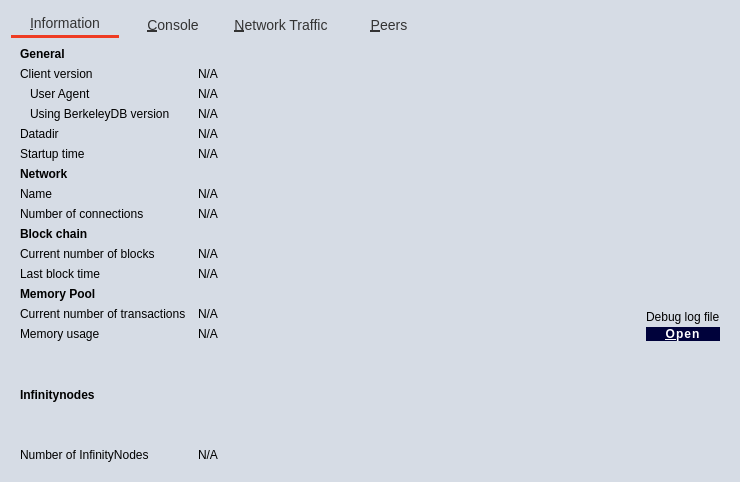
Old version of the form src/qt/forms/debugwindow.ui in the repository hardwarewise/SIN-core.
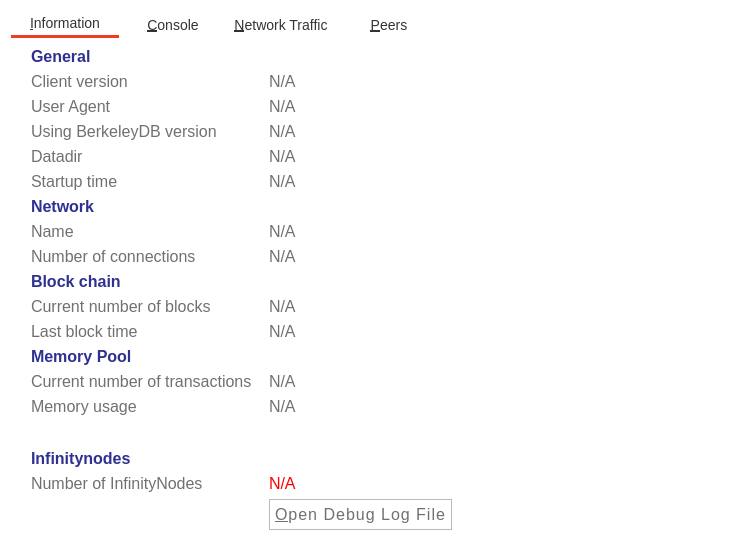
New version of the form. The open tabs and pages were chosen to show the change. Icons and pictures are not drawn. Custom widgets are drawn as their Qt base class.

What changed in the file:
```diff
--- a/src/qt/forms/debugwindow.ui
+++ b/src/qt/forms/debugwindow.ui
@@ -6,28 +6,31 @@
    <rect>
     <x>0</x>
     <y>0</y>
-    <width>740</width>
-    <height>482</height>
+    <width>750</width>
+    <height>550</height>
    </rect>
   </property>
+  <property name="minimumSize">
+   <size>
+    <width>750</width>
+    <height>550</height>
+   </size>
+  </property>
   <property name="windowTitle">
    <string>Debug window</string>
   </property>
   <property name="styleSheet">
    <string notr="true"> QWidget#RPCConsole {
-background-color: #D6DCE5;
+background-color: #FFFFFF;
 
 }
 QTabWidget {
-    /* background-color: #f2f2f2; */
-    background-color:transparent;
+   background-color:transparent;
    color:#333;
 
 }
 QTabWidget::pane {
-    /* background-color: #f2f2f2; */
     background-color:transparent;
-    /* border: 1px solid #c2c2c2; */
     border:0;
 }
 QTabBar {
@@ -108,19 +111,15 @@
 		color: #000000;
 }
 
-QWidget#RPCConsole QPushButton#openDebugLogfileButton { /* Open Debug File Button */
-  background-color: #00023B;
+QWidget#RPCConsole QPushButton#openDebugLogfileButton,  QPushButton#btnClearTrafficGraph { /* Open Debug File Button */
+	background-color: #fff;
 	background-repeat: no-repeat;
     background-size: 1000% 1000%;
- 	padding: 0.85em 2em;
-	font-family: &quot;Montserrat&quot;;
+ 	padding: 5px 5px;
 	letter-spacing: 1px;
-	border: 0;
-	color: #ffffff;
-	font-size: 12px;
-	font-weight: bold;
-	border-radius: 19px;
-	text-transform: uppercase;
+	border: 1px solid #bababa;
+	color: #2E3191;
+	font-size: 14px;
 }
 
 QWidget#RPCConsole QPushButton#openDebugLogfileButton:hover {
@@ -131,6 +130,7 @@
 	border: 1px solid #333;
 }
 
+
 QScrollBar {
 	/* Scroll Bar */
 }
@@ -147,24 +147,22 @@
 	border: 0;
 	background: transparent;
 	height: 12px;
-    /* margin: 0px 18px 0px 18px; */
     margin:0;
 
 }
 QScrollBar::handle:vertical {
 	/* Scroll Bar Slider - vertical */
-	background:#D6D7D8;
+	background: #bababa;
     border-radius: 6px;
     min-height:50px;
     width:3px;
-    /* border:2px solid transparent; */
-
+    
 
 }
 
 QScrollBar::handle:horizontal {
 	/* Scroll Bar Slider - horizontal */
-	background:#D6D7D8;
+	background: #bababa;
     min-width: 50px;
     border-radius: 6px;
 }
@@ -233,6 +231,34 @@
 QScrollBar:right-arrow {
     /* background-image: url(':/images/rightArrow_small'); */
     background: none;
+}
+QSlider::handle:horizontal {
+	background-color: #8a8a8a;
+	border: 0;
+	border-radius: 6px;
+}
+QSlider::sub-page:horizontal {
+	background-color: #414a55;
+	border: 0;
+	border-radius: 6px;
+}
+QSlider::add-page:horizontal {
+	/* background-color:rgba(255, 255, 255, 0.08); */
+	background-color: #222d3a;
+	border: 0;
+	border-radius: 6px;
+}
+/**************************** HIDE ARROWS **********************************************/
+
+QScrollBar::add-line:vertical {
+	height: 0px;
+}
+QScrollBar::sub-line:vertical {
+	height: 0px;
+}
+QScrollBar::add-page:vertical,
+QScrollBar::sub-page:vertical {
+	height: 0px;
 }</string>
   </property>
   <layout class="QVBoxLayout" name="verticalLayout_2">
@@ -242,195 +268,229 @@
       <number>0</number>
      </property>
      <widget class="QWidget" name="tab_info">
+      <property name="styleSheet">
+       <string notr="true">font-size:16px;
+color : #707070;</string>
+      </property>
       <attribute name="title">
        <string>&amp;Information</string>
       </attribute>
-      <layout class="QGridLayout" name="gridLayout" columnstretch="0,1,0">
-       <property name="horizontalSpacing">
-        <number>12</number>
-       </property>
+      <layout class="QVBoxLayout" name="verticalLayout_6">
+       <item>
+        <layout class="QGridLayout" name="gridLayout">
+         <item row="14" column="1">
+          <widget class="QLabel" name="mempoolSize">
+           <property name="sizePolicy">
+            <sizepolicy hsizetype="Fixed" vsizetype="Preferred">
+             <horstretch>0</horstretch>
+             <verstretch>0</verstretch>
+            </sizepolicy>
+           </property>
+           <property name="minimumSize">
+            <size>
+             <width>450</width>
+             <height>0</height>
+            </size>
+           </property>
+           <property name="cursor">
+            <cursorShape>IBeamCursor</cursorShape>
+           </property>
+           <property name="text">
+            <string>N/A</string>
+           </property>
+           <property name="textFormat">
+            <enum>Qt::PlainText</enum>
+           </property>
+           <property name="textInteractionFlags">
+            <set>Qt::LinksAccessibleByMouse|Qt::TextSelectableByKeyboard|Qt::TextSelectableByMouse</set>
+           </property>
+          </widget>
+         </item>
+         <item row="6" column="0">
+          <widget class="QLabel" name="labelNetwork">
+           <property name="sizePolicy">
+            <sizepolicy hsizetype="Fixed" vsizetype="Preferred">
+             <horstretch>0</horstretch>
+             <verstretch>0</verstretch>
+            </sizepolicy>
+           </property>
+           <property name="minimumSize">
+            <size>
+             <width>200</width>
+             <height>0</height>
+            </size>
+           </property>
+           <property name="font">
+            <font>
+             <pointsize>-1</pointsize>
+             <weight>75</weight>
+             <bold>true</bold>
+            </font>
+           </property>
+           <property name="styleSheet">
+            <string notr="true">color: #2E3191;</string>
+           </property>
+           <property name="text">
+            <string>Network</string>
+           </property>
+          </widget>
+         </item>
+         <item row="11" column="1">
+          <widget class="QLabel" name="lastBlockTime">
+           <property name="sizePolicy">
+            <sizepolicy hsizetype="Fixed" vsizetype="Preferred">
+             <horstretch>0</horstretch>
+             <verstretch>0</verstretch>
+            </sizepolicy>
+           </property>
+           <property name="minimumSize">
+            <size>
+             <width>450</width>
+             <height>0</height>
+            </size>
+           </property>
+           <property name="cursor">
+            <cursorShape>IBeamCursor</cursorShape>
+           </property>
+           <property name="text">
+            <string>N/A</string>
+           </property>
+           <property name="textFormat">
+            <enum>Qt::PlainText</enum>
+           </property>
+           <property name="textInteractionFlags">
+            <set>Qt::LinksAccessibleByMouse|Qt::TextSelectableByKeyboard|Qt::TextSelectableByMouse</set>
+           </property>
+          </widget>
+         </item>
        <item row="0" column="0">
         <widget class="QLabel" name="label_9">
+           <property name="sizePolicy">
+            <sizepolicy hsizetype="Fixed" vsizetype="Preferred">
+             <horstretch>0</horstretch>
+             <verstretch>0</verstretch>
+            </sizepolicy>
+           </property>
+           <property name="minimumSize">
+            <size>
+             <width>200</width>
+             <height>0</height>
+            </size>
+           </property>
          <property name="font">
           <font>
+             <pointsize>-1</pointsize>
            <weight>75</weight>
            <bold>true</bold>
           </font>
          </property>
+           <property name="styleSheet">
+            <string notr="true">color: #2E3191;</string>
+           </property>
          <property name="text">
           <string>General</string>
          </property>
         </widget>
        </item>
-       <item row="1" column="0">
-        <widget class="QLabel" name="label_6">
-         <property name="text">
-          <string>Client version</string>
-         </property>
-        </widget>
-       </item>
-       <item row="1" column="1" colspan="2">
-        <widget class="QLabel" name="clientVersion">
-         <property name="cursor">
-          <cursorShape>IBeamCursor</cursorShape>
-         </property>
-         <property name="text">
-          <string>N/A</string>
-         </property>
-         <property name="textFormat">
-          <enum>Qt::PlainText</enum>
-         </property>
-         <property name="textInteractionFlags">
-          <set>Qt::LinksAccessibleByMouse|Qt::TextSelectableByKeyboard|Qt::TextSelectableByMouse</set>
-         </property>
-        </widget>
-       </item>
-       <item row="2" column="0">
-        <widget class="QLabel" name="labelClientUserAgent">
-         <property name="text">
-          <string>User Agent</string>
-         </property>
-         <property name="indent">
-          <number>10</number>
-         </property>
-        </widget>
-       </item>
-       <item row="2" column="1" colspan="2">
-        <widget class="QLabel" name="clientUserAgent">
-         <property name="cursor">
-          <cursorShape>IBeamCursor</cursorShape>
-         </property>
-         <property name="text">
-          <string>N/A</string>
-         </property>
-         <property name="textFormat">
-          <enum>Qt::PlainText</enum>
-         </property>
-         <property name="textInteractionFlags">
-          <set>Qt::LinksAccessibleByMouse|Qt::TextSelectableByKeyboard|Qt::TextSelectableByMouse</set>
-         </property>
-        </widget>
-       </item>
-       <item row="3" column="0">
-        <widget class="QLabel" name="label_berkeleyDBVersion">
-         <property name="text">
-          <string>Using BerkeleyDB version</string>
-         </property>
-         <property name="indent">
-          <number>10</number>
-         </property>
-        </widget>
-       </item>
-       <item row="3" column="1" colspan="2">
-        <widget class="QLabel" name="berkeleyDBVersion">
-         <property name="cursor">
-          <cursorShape>IBeamCursor</cursorShape>
-         </property>
-         <property name="text">
-          <string>N/A</string>
-         </property>
-         <property name="textFormat">
-          <enum>Qt::PlainText</enum>
-         </property>
-         <property name="textInteractionFlags">
-          <set>Qt::LinksAccessibleByMouse|Qt::TextSelectableByKeyboard|Qt::TextSelectableByMouse</set>
-         </property>
-        </widget>
-       </item>
        <item row="4" column="0">
         <widget class="QLabel" name="label_12">
+           <property name="sizePolicy">
+            <sizepolicy hsizetype="Fixed" vsizetype="Preferred">
+             <horstretch>0</horstretch>
+             <verstretch>0</verstretch>
+            </sizepolicy>
+           </property>
+           <property name="minimumSize">
+            <size>
+             <width>200</width>
+             <height>0</height>
+            </size>
+           </property>
          <property name="text">
           <string>Datadir</string>
          </property>
         </widget>
        </item>
-       <item row="4" column="1" colspan="2">
-        <widget class="QLabel" name="dataDir">
-         <property name="cursor">
-          <cursorShape>IBeamCursor</cursorShape>
-         </property>
-         <property name="text">
-          <string>N/A</string>
-         </property>
-         <property name="textFormat">
-          <enum>Qt::PlainText</enum>
-         </property>
-         <property name="wordWrap">
-          <bool>true</bool>
-         </property>
-         <property name="textInteractionFlags">
-          <set>Qt::LinksAccessibleByMouse|Qt::TextSelectableByKeyboard|Qt::TextSelectableByMouse</set>
-         </property>
-        </widget>
-       </item>
-       <item row="5" column="0">
-        <widget class="QLabel" name="label_13">
-         <property name="text">
-          <string>Startup time</string>
-         </property>
-        </widget>
-       </item>
-       <item row="5" column="1" colspan="2">
-        <widget class="QLabel" name="startupTime">
-         <property name="cursor">
-          <cursorShape>IBeamCursor</cursorShape>
-         </property>
-         <property name="text">
-          <string>N/A</string>
-         </property>
-         <property name="textFormat">
-          <enum>Qt::PlainText</enum>
-         </property>
-         <property name="textInteractionFlags">
-          <set>Qt::LinksAccessibleByMouse|Qt::TextSelectableByKeyboard|Qt::TextSelectableByMouse</set>
-         </property>
-        </widget>
-       </item>
-       <item row="6" column="0">
-        <widget class="QLabel" name="labelNetwork">
-         <property name="font">
-          <font>
-           <weight>75</weight>
-           <bold>true</bold>
-          </font>
-         </property>
-         <property name="text">
-          <string>Network</string>
-         </property>
-        </widget>
-       </item>
-       <item row="7" column="0">
-        <widget class="QLabel" name="label_8">
-         <property name="text">
-          <string>Name</string>
-         </property>
-        </widget>
-       </item>
-       <item row="7" column="1" colspan="2">
-        <widget class="QLabel" name="networkName">
-         <property name="cursor">
-          <cursorShape>IBeamCursor</cursorShape>
-         </property>
-         <property name="text">
-          <string>N/A</string>
-         </property>
-         <property name="textFormat">
-          <enum>Qt::PlainText</enum>
-         </property>
-         <property name="textInteractionFlags">
-          <set>Qt::LinksAccessibleByMouse|Qt::TextSelectableByKeyboard|Qt::TextSelectableByMouse</set>
-         </property>
-        </widget>
-       </item>
        <item row="8" column="0">
         <widget class="QLabel" name="label_7">
+           <property name="sizePolicy">
+            <sizepolicy hsizetype="Fixed" vsizetype="Preferred">
+             <horstretch>0</horstretch>
+             <verstretch>0</verstretch>
+            </sizepolicy>
+           </property>
+           <property name="minimumSize">
+            <size>
+             <width>200</width>
+             <height>0</height>
+            </size>
+           </property>
          <property name="text">
           <string>Number of connections</string>
          </property>
         </widget>
        </item>
-       <item row="8" column="1" colspan="2">
-        <widget class="QLabel" name="numberOfConnections">
+         <item row="5" column="0">
+          <widget class="QLabel" name="label_13">
+           <property name="sizePolicy">
+            <sizepolicy hsizetype="Fixed" vsizetype="Preferred">
+             <horstretch>0</horstretch>
+             <verstretch>0</verstretch>
+            </sizepolicy>
+           </property>
+           <property name="minimumSize">
+            <size>
+             <width>200</width>
+             <height>0</height>
+            </size>
+           </property>
+           <property name="text">
+            <string>Startup time</string>
+           </property>
+          </widget>
+         </item>
+         <item row="3" column="1">
+          <widget class="QLabel" name="berkeleyDBVersion">
+           <property name="sizePolicy">
+            <sizepolicy hsizetype="Fixed" vsizetype="Preferred">
+             <horstretch>0</horstretch>
+             <verstretch>0</verstretch>
+            </sizepolicy>
+           </property>
+           <property name="minimumSize">
+            <size>
+             <width>450</width>
+             <height>0</height>
+            </size>
+           </property>
+           <property name="cursor">
+            <cursorShape>IBeamCursor</cursorShape>
+           </property>
+           <property name="text">
+            <string>N/A</string>
+           </property>
+           <property name="textFormat">
+            <enum>Qt::PlainText</enum>
+           </property>
+           <property name="textInteractionFlags">
+            <set>Qt::LinksAccessibleByMouse|Qt::TextSelectableByKeyboard|Qt::TextSelectableByMouse</set>
+           </property>
+          </widget>
+         </item>
+         <item row="10" column="1">
+          <widget class="QLabel" name="numberOfBlocks">
+           <property name="sizePolicy">
+            <sizepolicy hsizetype="Fixed" vsizetype="Preferred">
+             <horstretch>0</horstretch>
+             <verstretch>0</verstretch>
+            </sizepolicy>
+           </property>
+           <property name="minimumSize">
+            <size>
+             <width>450</width>
+             <height>0</height>
+            </size>
+           </property>
          <property name="cursor">
           <cursorShape>IBeamCursor</cursorShape>
          </property>
@@ -447,26 +507,224 @@
        </item>
        <item row="9" column="0">
         <widget class="QLabel" name="label_10">
+           <property name="sizePolicy">
+            <sizepolicy hsizetype="Fixed" vsizetype="Preferred">
+             <horstretch>0</horstretch>
+             <verstretch>0</verstretch>
+            </sizepolicy>
+           </property>
+           <property name="minimumSize">
+            <size>
+             <width>200</width>
+             <height>0</height>
+            </size>
+           </property>
          <property name="font">
           <font>
+             <pointsize>-1</pointsize>
            <weight>75</weight>
            <bold>true</bold>
           </font>
          </property>
+           <property name="styleSheet">
+            <string notr="true">color: #2E3191;</string>
+           </property>
          <property name="text">
           <string>Block chain</string>
          </property>
         </widget>
        </item>
+         <item row="12" column="0">
+          <widget class="QLabel" name="labelMempoolTitle">
+           <property name="sizePolicy">
+            <sizepolicy hsizetype="Fixed" vsizetype="Preferred">
+             <horstretch>0</horstretch>
+             <verstretch>0</verstretch>
+            </sizepolicy>
+           </property>
+           <property name="minimumSize">
+            <size>
+             <width>200</width>
+             <height>0</height>
+            </size>
+           </property>
+           <property name="font">
+            <font>
+             <pointsize>-1</pointsize>
+             <weight>75</weight>
+             <bold>true</bold>
+            </font>
+           </property>
+           <property name="styleSheet">
+            <string notr="true">color: #2E3191;</string>
+           </property>
+           <property name="text">
+            <string>Memory Pool</string>
+           </property>
+          </widget>
+         </item>
+         <item row="3" column="0">
+          <widget class="QLabel" name="label_berkeleyDBVersion">
+           <property name="sizePolicy">
+            <sizepolicy hsizetype="Fixed" vsizetype="Preferred">
+             <horstretch>0</horstretch>
+             <verstretch>0</verstretch>
+            </sizepolicy>
+           </property>
+           <property name="minimumSize">
+            <size>
+             <width>200</width>
+             <height>0</height>
+            </size>
+           </property>
+           <property name="text">
+            <string>Using BerkeleyDB version</string>
+           </property>
+           <property name="indent">
+            <number>0</number>
+           </property>
+          </widget>
+         </item>
+         <item row="17" column="0">
+          <widget class="QLabel" name="masternodesLabel">
+           <property name="sizePolicy">
+            <sizepolicy hsizetype="Fixed" vsizetype="Preferred">
+             <horstretch>0</horstretch>
+             <verstretch>0</verstretch>
+            </sizepolicy>
+           </property>
+           <property name="minimumSize">
+            <size>
+             <width>200</width>
+             <height>0</height>
+            </size>
+           </property>
+           <property name="font">
+            <font>
+             <pointsize>-1</pointsize>
+             <weight>75</weight>
+             <bold>true</bold>
+            </font>
+           </property>
+           <property name="styleSheet">
+            <string notr="true">color: #2E3191;</string>
+           </property>
+           <property name="text">
+            <string>Infinitynodes</string>
+           </property>
+          </widget>
+         </item>
+         <item row="7" column="0">
+          <widget class="QLabel" name="label_8">
+           <property name="sizePolicy">
+            <sizepolicy hsizetype="Fixed" vsizetype="Preferred">
+             <horstretch>0</horstretch>
+             <verstretch>0</verstretch>
+            </sizepolicy>
+           </property>
+           <property name="minimumSize">
+            <size>
+             <width>200</width>
+             <height>0</height>
+            </size>
+           </property>
+           <property name="text">
+            <string>Name</string>
+           </property>
+          </widget>
+         </item>
+         <item row="4" column="1">
+          <widget class="QLabel" name="dataDir">
+           <property name="sizePolicy">
+            <sizepolicy hsizetype="Fixed" vsizetype="Preferred">
+             <horstretch>0</horstretch>
+             <verstretch>0</verstretch>
+            </sizepolicy>
+           </property>
+           <property name="minimumSize">
+            <size>
+             <width>450</width>
+             <height>0</height>
+            </size>
+           </property>
+           <property name="cursor">
+            <cursorShape>IBeamCursor</cursorShape>
+           </property>
+           <property name="text">
+            <string>N/A</string>
+           </property>
+           <property name="textFormat">
+            <enum>Qt::PlainText</enum>
+           </property>
+           <property name="wordWrap">
+            <bool>true</bool>
+           </property>
+           <property name="textInteractionFlags">
+            <set>Qt::LinksAccessibleByMouse|Qt::TextSelectableByKeyboard|Qt::TextSelectableByMouse</set>
+           </property>
+          </widget>
+         </item>
+         <item row="2" column="1">
+          <widget class="QLabel" name="clientUserAgent">
+           <property name="sizePolicy">
+            <sizepolicy hsizetype="Fixed" vsizetype="Preferred">
+             <horstretch>0</horstretch>
+             <verstretch>0</verstretch>
+            </sizepolicy>
+           </property>
+           <property name="minimumSize">
+            <size>
+             <width>450</width>
+             <height>0</height>
+            </size>
+           </property>
+           <property name="cursor">
+            <cursorShape>IBeamCursor</cursorShape>
+           </property>
+           <property name="text">
+            <string>N/A</string>
+           </property>
+           <property name="textFormat">
+            <enum>Qt::PlainText</enum>
+           </property>
+           <property name="textInteractionFlags">
+            <set>Qt::LinksAccessibleByMouse|Qt::TextSelectableByKeyboard|Qt::TextSelectableByMouse</set>
+           </property>
+          </widget>
+         </item>
        <item row="10" column="0">
         <widget class="QLabel" name="label_3">
+           <property name="sizePolicy">
+            <sizepolicy hsizetype="Fixed" vsizetype="Preferred">
+             <horstretch>0</horstretch>
+             <verstretch>0</verstretch>
+            </sizepolicy>
+           </property>
+           <property name="minimumSize">
+            <size>
+             <width>200</width>
+             <height>0</height>
+            </size>
+           </property>
          <property name="text">
           <string>Current number of blocks</string>
          </property>
         </widget>
        </item>
-       <item row="10" column="1" colspan="2">
-        <widget class="QLabel" name="numberOfBlocks">
+         <item row="8" column="1">
+          <widget class="QLabel" name="numberOfConnections">
+           <property name="sizePolicy">
+            <sizepolicy hsizetype="Fixed" vsizetype="Preferred">
+             <horstretch>0</horstretch>
+             <verstretch>0</verstretch>
+            </sizepolicy>
+           </property>
+           <property name="minimumSize">
+            <size>
+             <width>450</width>
+             <height>0</height>
+            </size>
+           </property>
          <property name="cursor">
           <cursorShape>IBeamCursor</cursorShape>
          </property>
@@ -481,15 +739,58 @@
          </property>
         </widget>
        </item>
+         <item row="14" column="0">
+          <widget class="QLabel" name="labelMemoryUsage">
+           <property name="sizePolicy">
+            <sizepolicy hsizetype="Fixed" vsizetype="Preferred">
+             <horstretch>0</horstretch>
+             <verstretch>0</verstretch>
+            </sizepolicy>
+           </property>
+           <property name="minimumSize">
+            <size>
+             <width>200</width>
+             <height>0</height>
+            </size>
+           </property>
+           <property name="text">
+            <string>Memory usage</string>
+           </property>
+          </widget>
+         </item>
        <item row="11" column="0">
         <widget class="QLabel" name="labelLastBlockTime">
+           <property name="sizePolicy">
+            <sizepolicy hsizetype="Fixed" vsizetype="Preferred">
+             <horstretch>0</horstretch>
+             <verstretch>0</verstretch>
+            </sizepolicy>
+           </property>
+           <property name="minimumSize">
+            <size>
+             <width>200</width>
+             <height>0</height>
+            </size>
+           </property>
          <property name="text">
           <string>Last block time</string>
          </property>
         </widget>
        </item>
-       <item row="11" column="1" colspan="2">
-        <widget class="QLabel" name="lastBlockTime">
+         <item row="5" column="1">
+          <widget class="QLabel" name="startupTime">
+           <property name="sizePolicy">
+            <sizepolicy hsizetype="Fixed" vsizetype="Preferred">
+             <horstretch>0</horstretch>
+             <verstretch>0</verstretch>
+            </sizepolicy>
+           </property>
+           <property name="minimumSize">
+            <size>
+             <width>450</width>
+             <height>0</height>
+            </size>
+           </property>
          <property name="cursor">
           <cursorShape>IBeamCursor</cursorShape>
          </property>
@@ -504,28 +805,48 @@
          </property>
         </widget>
        </item>
-       <item row="12" column="0">
-        <widget class="QLabel" name="labelMempoolTitle">
-         <property name="font">
-          <font>
-           <weight>75</weight>
-           <bold>true</bold>
-          </font>
-         </property>
-         <property name="text">
-          <string>Memory Pool</string>
-         </property>
-        </widget>
-       </item>
-       <item row="13" column="0">
-        <widget class="QLabel" name="labelNumberOfTransactions">
+         <item row="7" column="1">
+          <widget class="QLabel" name="networkName">
+           <property name="sizePolicy">
+            <sizepolicy hsizetype="Fixed" vsizetype="Preferred">
+             <horstretch>0</horstretch>
+             <verstretch>0</verstretch>
+            </sizepolicy>
+           </property>
+           <property name="minimumSize">
+            <size>
+             <width>450</width>
+             <height>0</height>
+            </size>
+           </property>
+           <property name="cursor">
+            <cursorShape>IBeamCursor</cursorShape>
+           </property>
          <property name="text">
-          <string>Current number of transactions</string>
+            <string>N/A</string>
+           </property>
+           <property name="textFormat">
+            <enum>Qt::PlainText</enum>
+           </property>
+           <property name="textInteractionFlags">
+            <set>Qt::LinksAccessibleByMouse|Qt::TextSelectableByKeyboard|Qt::TextSelectableByMouse</set>
          </property>
         </widget>
        </item>
        <item row="13" column="1">
         <widget class="QLabel" name="mempoolNumberTxs">
+           <property name="sizePolicy">
+            <sizepolicy hsizetype="Fixed" vsizetype="Preferred">
+             <horstretch>0</horstretch>
+             <verstretch>0</verstretch>
+            </sizepolicy>
+           </property>
+           <property name="minimumSize">
+            <size>
+             <width>450</width>
+             <height>0</height>
+            </size>
+           </property>
          <property name="cursor">
           <cursorShape>IBeamCursor</cursorShape>
          </property>
@@ -540,88 +861,161 @@
          </property>
         </widget>
        </item>
-       <item row="14" column="0">
-        <widget class="QLabel" name="labelMemoryUsage">
+         <item row="1" column="0">
+          <widget class="QLabel" name="label_6">
+           <property name="sizePolicy">
+            <sizepolicy hsizetype="Fixed" vsizetype="Preferred">
+             <horstretch>0</horstretch>
+             <verstretch>0</verstretch>
+            </sizepolicy>
+           </property>
+           <property name="minimumSize">
+            <size>
+             <width>200</width>
+             <height>0</height>
+            </size>
+           </property>
          <property name="text">
-          <string>Memory usage</string>
+            <string>Client version</string>
          </property>
         </widget>
        </item>
-       <item row="14" column="1">
-        <widget class="QLabel" name="mempoolSize">
-         <property name="cursor">
-          <cursorShape>IBeamCursor</cursorShape>
-         </property>
+         <item row="2" column="0">
+          <widget class="QLabel" name="labelClientUserAgent">
+           <property name="sizePolicy">
+            <sizepolicy hsizetype="Fixed" vsizetype="Preferred">
+             <horstretch>0</horstretch>
+             <verstretch>0</verstretch>
+            </sizepolicy>
+           </property>
+           <property name="minimumSize">
+            <size>
+             <width>200</width>
+             <height>0</height>
+            </size>
+           </property>
          <property name="text">
-          <string>N/A</string>
-         </property>
-         <property name="textFormat">
-          <enum>Qt::PlainText</enum>
-         </property>
-         <property name="textInteractionFlags">
-          <set>Qt::LinksAccessibleByMouse|Qt::TextSelectableByKeyboard|Qt::TextSelectableByMouse</set>
-         </property>
-        </widget>
-       </item>
-       <item row="15" column="0">
-        <widget class="QLabel" name="masternodesLabel">
-         <property name="font">
-          <font>
-           <weight>75</weight>
-           <bold>true</bold>
-          </font>
-         </property>
+            <string>User Agent</string>
+           </property>
+           <property name="indent">
+            <number>0</number>
+           </property>
+          </widget>
+         </item>
+         <item row="13" column="0">
+          <widget class="QLabel" name="labelNumberOfTransactions">
+           <property name="sizePolicy">
+            <sizepolicy hsizetype="Fixed" vsizetype="Preferred">
+             <horstretch>0</horstretch>
+             <verstretch>0</verstretch>
+            </sizepolicy>
+           </property>
+           <property name="minimumSize">
+            <size>
+             <width>200</width>
+             <height>0</height>
+            </size>
+           </property>
          <property name="text">
-          <string>Infinitynodes</string>
+            <string>Current number of transactions</string>
          </property>
         </widget>
        </item>
        <item row="16" column="0">
+          <spacer name="verticalSpacer">
+           <property name="orientation">
+            <enum>Qt::Vertical</enum>
+           </property>
+           <property name="sizeHint" stdset="0">
+            <size>
+             <width>20</width>
+             <height>40</height>
+            </size>
+           </property>
+          </spacer>
+         </item>
+         <item row="1" column="1">
+          <widget class="QLabel" name="clientVersion">
+           <property name="sizePolicy">
+            <sizepolicy hsizetype="Fixed" vsizetype="Preferred">
+             <horstretch>0</horstretch>
+             <verstretch>0</verstretch>
+            </sizepolicy>
+           </property>
+           <property name="minimumSize">
+            <size>
+             <width>450</width>
+             <height>0</height>
+            </size>
+           </property>
+           <property name="cursor">
+            <cursorShape>IBeamCursor</cursorShape>
+           </property>
+           <property name="text">
+            <string>N/A</string>
+           </property>
+           <property name="textFormat">
+            <enum>Qt::PlainText</enum>
+           </property>
+           <property name="textInteractionFlags">
+            <set>Qt::LinksAccessibleByMouse|Qt::TextSelectableByKeyboard|Qt::TextSelectableByMouse</set>
+           </property>
+          </widget>
+         </item>
+         <item row="18" column="0">
         <widget class="QLabel" name="masternodeCountLabel">
+           <property name="sizePolicy">
+            <sizepolicy hsizetype="Fixed" vsizetype="Preferred">
+             <horstretch>0</horstretch>
+             <verstretch>0</verstretch>
+            </sizepolicy>
+           </property>
+           <property name="minimumSize">
+            <size>
+             <width>200</width>
+             <height>0</height>
+            </size>
+           </property>
          <property name="text">
           <string>Number of InfinityNodes</string>
          </property>
         </widget>
        </item>
-       <item row="16" column="1">
+         <item row="18" column="1">
         <widget class="QLabel" name="masternodeCount">
-         <property name="text">
-          <string>N/A</string>
-         </property>
-        </widget>
-       </item>
-       <item row="12" column="2" rowspan="3">
-        <layout class="QVBoxLayout" name="verticalLayoutDebugButton">
-         <property name="spacing">
-          <number>3</number>
-         </property>
-         <item>
-          <spacer name="verticalSpacer_2">
-           <property name="orientation">
-            <enum>Qt::Vertical</enum>
-           </property>
-           <property name="sizeHint" stdset="0">
+           <property name="sizePolicy">
+            <sizepolicy hsizetype="Fixed" vsizetype="Preferred">
+             <horstretch>0</horstretch>
+             <verstretch>0</verstretch>
+            </sizepolicy>
+           </property>
+           <property name="minimumSize">
             <size>
-             <width>10</width>
-             <height>5</height>
+             <width>450</width>
+             <height>0</height>
             </size>
            </property>
-          </spacer>
-         </item>
-         <item>
-          <widget class="QLabel" name="labelDebugLogfile">
+           <property name="styleSheet">
+            <string notr="true">color: red;</string>
+           </property>
            <property name="text">
-            <string>Debug log file</string>
+            <string>N/A</string>
            </property>
           </widget>
          </item>
-         <item>
+         <item row="19" column="1">
           <widget class="QPushButton" name="openDebugLogfileButton">
+           <property name="sizePolicy">
+            <sizepolicy hsizetype="Fixed" vsizetype="Fixed">
+             <horstretch>200</horstretch>
+             <verstretch>0</verstretch>
+            </sizepolicy>
+           </property>
            <property name="toolTip">
             <string>Open the %1 debug log file from the current data directory. This can take a few seconds for large log files.</string>
            </property>
            <property name="text">
-            <string>&amp;Open</string>
+            <string>&amp;Open Debug Log File</string>
            </property>
            <property name="autoDefault">
             <bool>false</bool>
@@ -630,19 +1024,6 @@
          </item>
         </layout>
        </item>
-       <item row="15" column="0">
-        <spacer name="verticalSpacer">
-         <property name="orientation">
-          <enum>Qt::Vertical</enum>
-         </property>
-         <property name="sizeHint" stdset="0">
-          <size>
-           <width>20</width>
-           <height>40</height>
-          </size>
-         </property>
-        </spacer>
-       </item>
       </layout>
      </widget>
      <widget class="QWidget" name="tab_console">
```
Left out of the diff: 118 changed lines with no effect on the pictures. Lines whose indentation alone changed are shown as unchanged.
